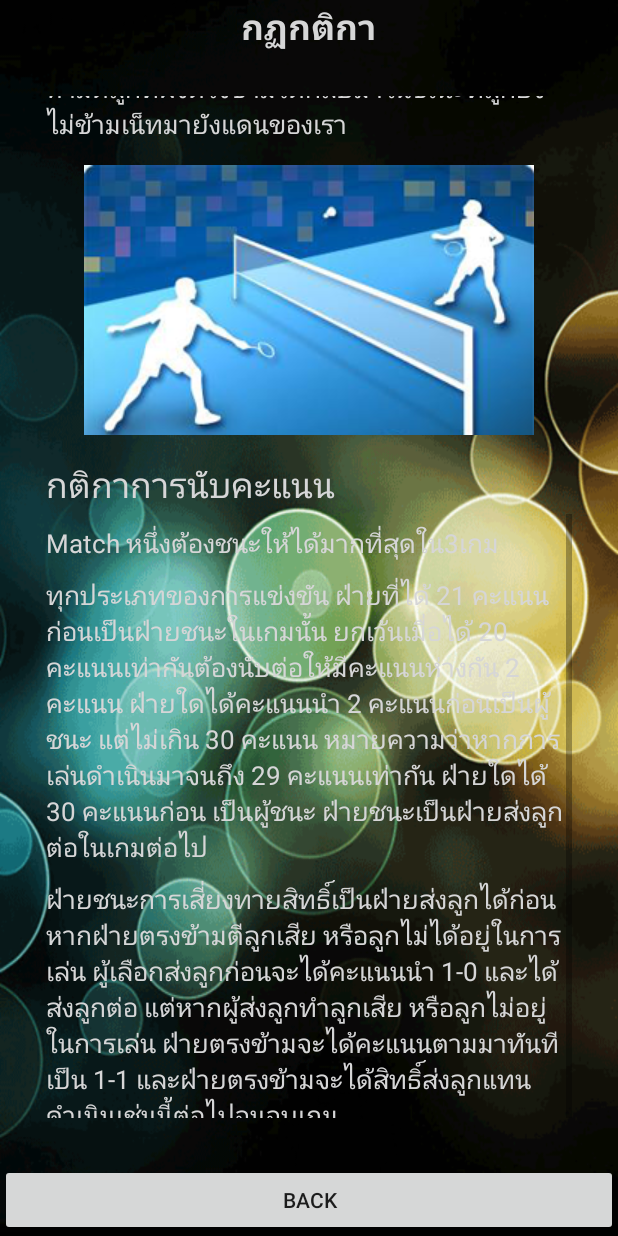
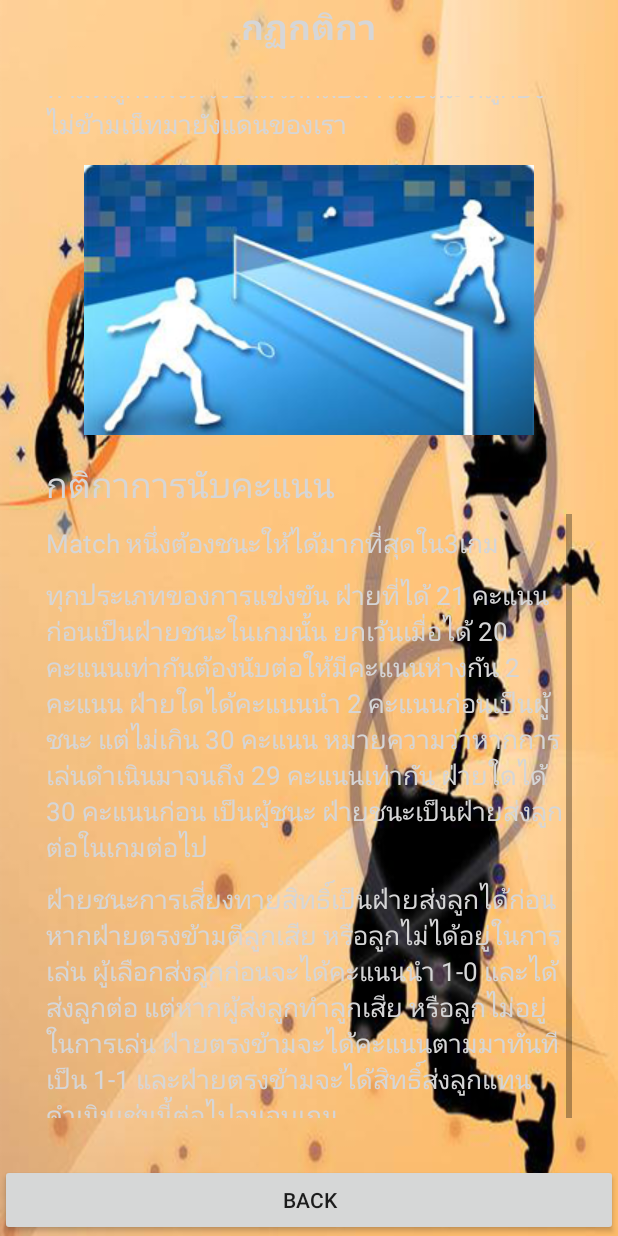
Before and after one commit to SarochaT/Badminton-Training, an Android app: the layout activity_rules.xml on its own in the app's theme, with its tools: preview values and no code run, scrolled down 498 dp, on a phone screen of 412 x 824 dp. Run offline under Robolectric (Android 15) with nearby library versions, the phone set to English and light mode, and no system bars.

Commit message:
FinalRule2Aug

```diff
--- a/app/src/main/res/layout/activity_rules.xml
+++ b/app/src/main/res/layout/activity_rules.xml
@@ -4,7 +4,7 @@
     android:layout_width="match_parent"
     android:layout_height="match_parent"
     tools:context="kbu.sineepun.kanpengnet.badmintontraining.RulesActivity"
-    android:background="@drawable/bg3">
+    android:background="@drawable/bg1">
 
     <TextView
         android:layout_width="wrap_content"
```
Also changed, not shown: app/src/main/res/drawable/bg1.png (added).
